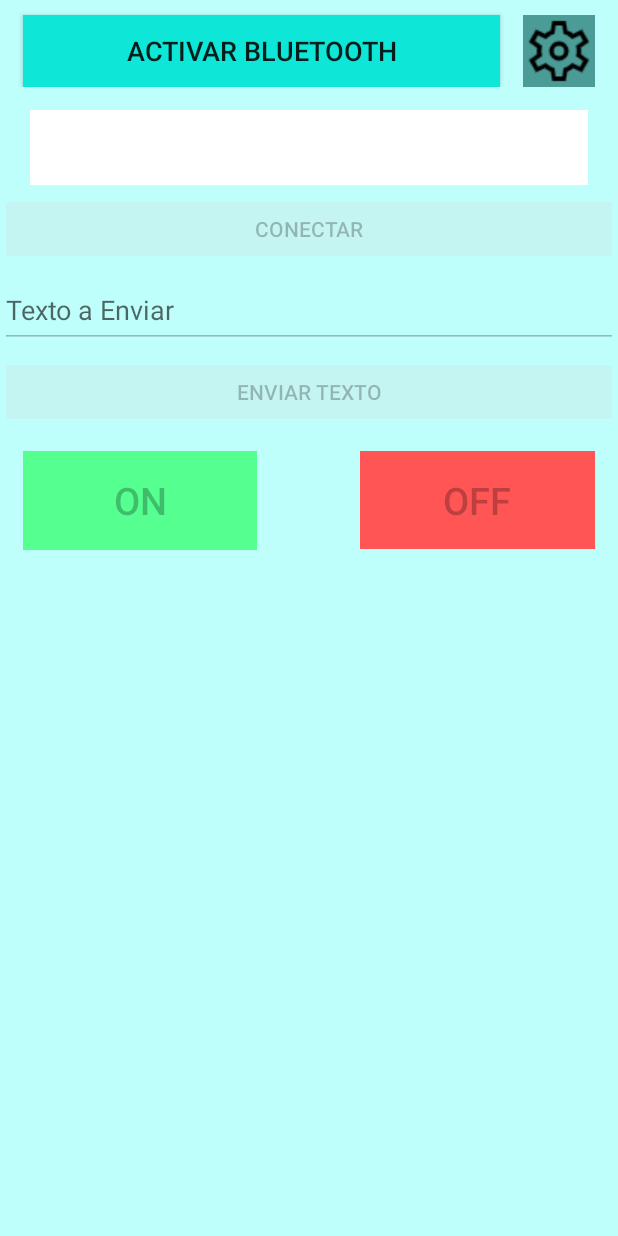
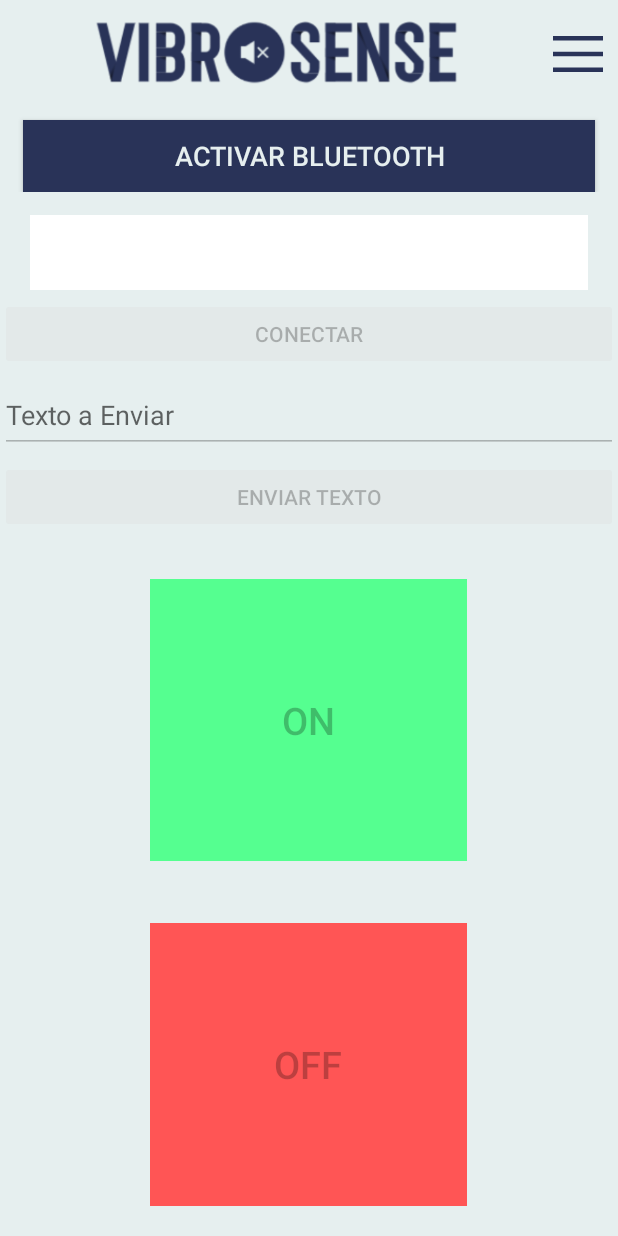
Before and after one commit to HiImFrades/VibroSense-USAL, an Android app built with Jetpack Compose: the screen it shows after launch (MainActivity), on a phone screen of 412 x 824 dp. Run offline under Robolectric (Android 15) with nearby library versions, the phone set to English and light mode, and no system bars.

Commit message:
view update

```diff
--- a/app/src/main/res/drawable/menu.xml
+++ b/app/src/main/res/drawable/menu.xml
@@ -5,6 +5,6 @@
     android:viewportHeight="960"
     android:tint="?attr/colorControlNormal">
   <path
-      android:fillColor="@android:color/white"
+      android:fillColor="#293358"
       android:pathData="M120,720L120,660L840,660L840,720L120,720ZM120,510L120,450L840,450L840,510L120,510ZM120,300L120,240L840,240L840,300L120,300Z"/>
 </vector>
--- a/app/src/main/res/layout/activity_main.xml
+++ b/app/src/main/res/layout/activity_main.xml
@@ -4,7 +4,7 @@
     xmlns:tools="http://schemas.android.com/tools"
     android:layout_width="match_parent"
     android:layout_height="match_parent"
-    android:background="#BEFFFB">
+    android:background="#e6efef">
 
     <LinearLayout
         android:layout_width="0dp"
@@ -18,6 +18,33 @@
         <LinearLayout
             android:layout_width="match_parent"
             android:layout_height="wrap_content"
+            android:orientation="horizontal"
+            android:background="#e6efef">
+
+            <ImageView
+                android:id="@+id/imageView"
+                android:layout_width="wrap_content"
+                android:layout_height="50dp"
+                android:layout_marginLeft="0dp"
+                android:layout_marginTop="10dp"
+                android:layout_weight="1"
+                android:contentDescription="@string/vibrosense"
+                android:src="@drawable/vibrosense" />
+
+            <ImageButton
+                android:id="@+id/idBtnPopUp"
+                android:layout_width="33dp"
+                android:layout_height="35dp"
+                android:layout_marginTop="18dp"
+                android:layout_marginRight="10dp"
+                android:background="#e6efef"
+                android:contentDescription="@string/settings"
+                android:src="@drawable/menu" />
+        </LinearLayout>
+
+        <LinearLayout
+            android:layout_width="match_parent"
+            android:layout_height="wrap_content"
             android:orientation="horizontal">
 
             <Button
@@ -25,22 +52,13 @@
                 android:layout_width="wrap_content"
                 android:layout_height="wrap_content"
                 android:layout_marginLeft="15dp"
-                android:layout_marginTop="10dp"
+                android:layout_marginTop="20dp"
                 android:layout_marginRight="15dp"
                 android:layout_weight="1"
-                android:background="#0EE6D7"
+                android:background="#293358"
                 android:text="ACTIVAR BLUETOOTH"
+                android:textColor="#e6efef"
                 android:textSize="18sp"/>
-
-            <ImageButton
-                android:id="@+id/idBtnPopUp"
-                android:layout_width="wrap_content"
-                android:layout_height="wrap_content"
-                android:layout_marginTop="10dp"
-                android:layout_marginRight="15dp"
-                android:background="#4B9C96"
-                android:contentDescription="@string/settings"
-                android:src ="@drawable/settings" />
 
         </LinearLayout>
 
@@ -91,29 +109,32 @@
 
         <LinearLayout
             android:layout_width="match_parent"
-            android:layout_height="wrap_content"
-            android:orientation="horizontal">
+            android:layout_height="match_parent"
+            android:layout_marginHorizontal="10dp"
+            android:layout_marginTop="15dp"
+            android:orientation="vertical">
 
             <Button
                 android:id="@+id/idBtnOn"
-                android:layout_width="wrap_content"
-                android:layout_height="66dp"
-                android:layout_marginStart="15dp"
+                android:layout_width="211dp"
+                android:layout_height="30dp"
+                android:layout_gravity="center"
                 android:layout_weight="1"
                 android:background="#55FF90"
                 android:text="ON"
                 android:textSize="25sp" />
 
             <Space
-                android:layout_width="wrap_content"
-                android:layout_height="wrap_content"
-                android:layout_weight="1" />
+                android:layout_width="10dp"
+                android:layout_height="10dp"
+                android:layout_weight="0.2" />
 
             <Button
                 android:id="@+id/idBtnOff"
-                android:layout_width="wrap_content"
-                android:layout_height="65dp"
-                android:layout_marginEnd="15dp"
+                android:layout_width="211dp"
+                android:layout_height="30dp"
+                android:layout_gravity="center"
+                android:layout_marginBottom="20dp"
                 android:layout_weight="1"
                 android:background="#FF5555"
                 android:text="OFF"
@@ -121,15 +142,6 @@
 
         </LinearLayout>
 
-        <LinearLayout
-            android:layout_width="match_parent"
-            android:layout_height="match_parent"
-            android:layout_marginHorizontal="10dp"
-            android:layout_marginTop="15dp"
-            android:orientation="vertical">
-
-        </LinearLayout>
-
     </LinearLayout>
 
 </androidx.constraintlayout.widget.ConstraintLayout>
--- a/app/src/main/res/layout/popup_layout.xml
+++ b/app/src/main/res/layout/popup_layout.xml
@@ -4,7 +4,7 @@
     xmlns:tools="http://schemas.android.com/tools"
     android:layout_width="match_parent"
     android:layout_height="match_parent"
-    android:background="#000000">
+    android:background="#293358">
 
     <LinearLayout
         android:layout_width="0dp"
--- a/app/src/main/res/values/strings.xml
+++ b/app/src/main/res/values/strings.xml
@@ -1,4 +1,5 @@
 <resources>
     <string name="app_name">VibroSense</string>
     <string name="settings">Settings</string>
+    <string name="vibrosense">vibrosense</string>
 </resources>
```
Also changed, not shown: app/src/main/res/drawable-v24/vibrosense.png (added).
